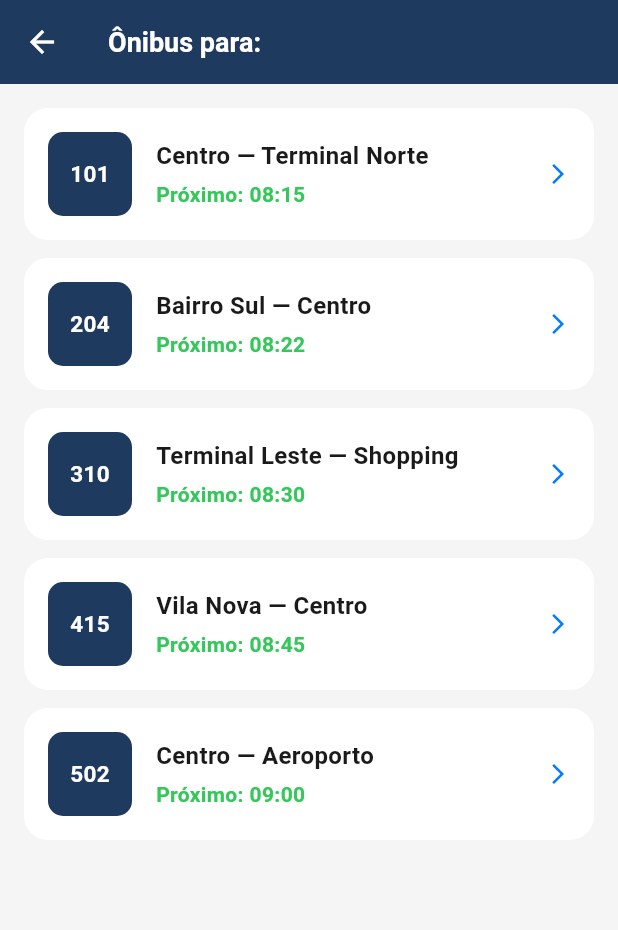
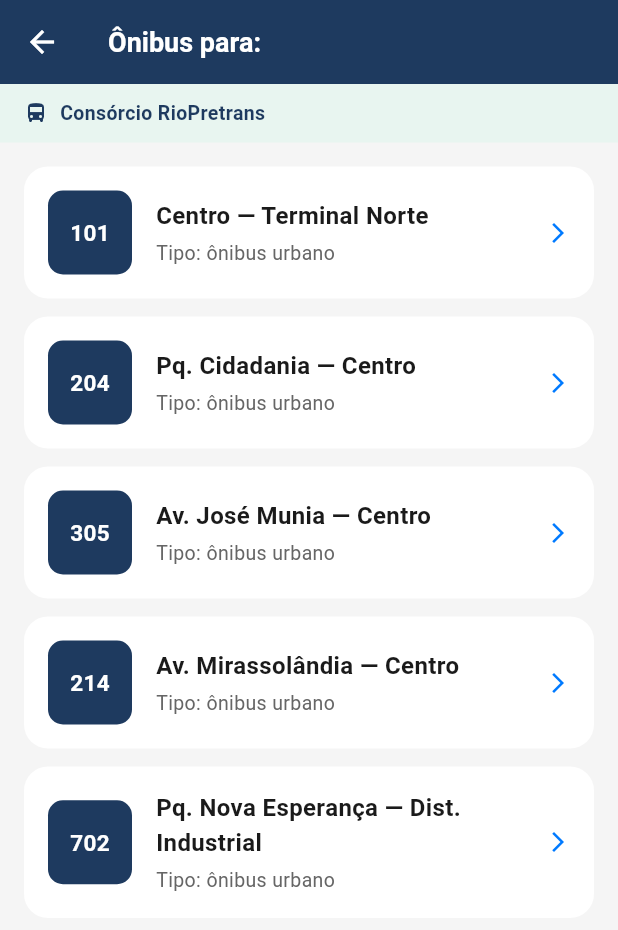
Before and after one commit to agaitecnology/vodibus-app, a Flutter app: the ResultadosScreen screen opened directly with empty values, on a phone screen of 412 x 824 dp. Shown: the top 930 px of the screen. Run offline on Flutter 3.47's test engine with Material 3 defaults, Android fonts, the phone set to English and light mode, and no system bars; our stand-ins replace geocoding, geolocator.

Commit message:
feat: TransitService GTFS conectado à tela de resultados

```diff
--- a/03_desenvolvimento/vodibus_app/lib/screens/resultados_screen.dart
+++ b/03_desenvolvimento/vodibus_app/lib/screens/resultados_screen.dart
@@ -1,21 +1,42 @@
 import 'package:flutter/material.dart';
 import 'package:geolocator/geolocator.dart';
 import 'package:vodibus_app/theme/app_colors.dart';
+import 'package:vodibus_app/models/route.dart' as transit;
+import 'package:vodibus_app/services/transit_service.dart';
 import 'detalhe_screen.dart';
 
-class ResultadosScreen extends StatelessWidget {
+class ResultadosScreen extends StatefulWidget {
   final String destino;
   final Position? posicao;
 
   const ResultadosScreen({super.key, required this.destino, this.posicao});
 
-  final List<Map<String, String>> _linhas = const [
-    {'numero': '101', 'nome': 'Centro — Terminal Norte', 'horario': '08:15'},
-    {'numero': '204', 'nome': 'Bairro Sul — Centro', 'horario': '08:22'},
-    {'numero': '310', 'nome': 'Terminal Leste — Shopping', 'horario': '08:30'},
-    {'numero': '415', 'nome': 'Vila Nova — Centro', 'horario': '08:45'},
-    {'numero': '502', 'nome': 'Centro — Aeroporto', 'horario': '09:00'},
-  ];
+  @override
+  State<ResultadosScreen> createState() => _ResultadosScreenState();
+}
+
+class _ResultadosScreenState extends State<ResultadosScreen> {
+  List<transit.Route> _linhas = [];
+  bool _carregando = true;
+
+  @override
+  void initState() {
+    super.initState();
+    _buscarLinhas();
+  }
+
+  Future<void> _buscarLinhas() async {
+    final linhas = await TransitService.buscarLinhas(widget.destino);
+    final todas = linhas.isEmpty
+        ? await TransitService.listarTodasLinhas()
+        : linhas;
+
+    if (!mounted) return;
+    setState(() {
+      _linhas = todas;
+      _carregando = false;
+    });
+  }
 
   @override
   Widget build(BuildContext context) {
@@ -24,7 +45,7 @@ class ResultadosScreen extends StatelessWidget {
       appBar: AppBar(
         backgroundColor: AppColors.azulEscuro,
         title: Text(
-          'Ônibus para: $destino',
+          'Ônibus para: ${widget.destino}',
           style: const TextStyle(
             color: AppColors.branco,
             fontSize: 18,
@@ -35,8 +56,7 @@ class ResultadosScreen extends StatelessWidget {
       ),
       body: Column(
         children: [
-          // Indicador GPS
-          if (posicao != null)
+          // Indicador operadora
           Container(
             width: double.infinity,
             padding: const EdgeInsets.symmetric(horizontal: 16, vertical: 10),
@@ -44,14 +64,29 @@ class ResultadosScreen extends StatelessWidget {
             child: Row(
               children: [
                 const Icon(
-                    Icons.location_on,
+                  Icons.directions_bus,
                   color: AppColors.azulEscuro,
                   size: 16,
                 ),
                 const SizedBox(width: 8),
                 Text(
-                    'Lat: ${posicao!.latitude.toStringAsFixed(4)}, '
-                    'Lng: ${posicao!.longitude.toStringAsFixed(4)}',
+                  TransitService.operadora.agencyName,
+                  style: const TextStyle(
+                    fontSize: 13,
+                    color: AppColors.azulEscuro,
+                    fontWeight: FontWeight.w600,
+                  ),
+                ),
+                if (posicao != null) ...[
+                  const Spacer(),
+                  const Icon(
+                    Icons.location_on,
+                    color: AppColors.azulEscuro,
+                    size: 16,
+                  ),
+                  const SizedBox(width: 4),
+                  Text(
+                    'GPS ativo',
                     style: const TextStyle(
                       fontSize: 13,
                       color: AppColors.azulEscuro,
@@ -59,12 +94,29 @@ class ResultadosScreen extends StatelessWidget {
                     ),
                   ),
                 ],
+              ],
             ),
           ),
 
           // Lista de linhas
           Expanded(
-            child: ListView.builder(
+            child: _carregando
+                ? const Center(
+                    child: CircularProgressIndicator(
+                      color: AppColors.azulMedio,
+                    ),
+                  )
+                : _linhas.isEmpty
+                ? const Center(
+                    child: Text(
+                      'Nenhuma linha encontrada',
+                      style: TextStyle(
+                        fontSize: 16,
+                        color: AppColors.cinzaTexto,
+                      ),
+                    ),
+                  )
+                : ListView.builder(
                     padding: const EdgeInsets.all(16),
                     itemCount: _linhas.length,
                     itemBuilder: (context, index) {
@@ -75,8 +127,8 @@ class ResultadosScreen extends StatelessWidget {
                             context,
                             MaterialPageRoute(
                               builder: (_) => DetalheScreen(
-                          numero: linha['numero']!,
-                          nome: linha['nome']!,
+                                numero: linha.routeShortName,
+                                nome: linha.routeLongName,
                               ),
                             ),
                           );
@@ -99,7 +151,7 @@ class ResultadosScreen extends StatelessWidget {
                                 ),
                                 child: Center(
                                   child: Text(
-                              linha['numero']!,
+                                    linha.routeShortName,
                                     style: const TextStyle(
                                       color: AppColors.branco,
                                       fontWeight: FontWeight.bold,
@@ -114,7 +166,7 @@ class ResultadosScreen extends StatelessWidget {
                                   crossAxisAlignment: CrossAxisAlignment.start,
                                   children: [
                                     Text(
-                                linha['nome']!,
+                                      linha.routeLongName,
                                       style: const TextStyle(
                                         fontSize: 16,
                                         fontWeight: FontWeight.w600,
@@ -123,11 +175,10 @@ class ResultadosScreen extends StatelessWidget {
                                     ),
                                     const SizedBox(height: 4),
                                     Text(
-                                'Próximo: ${linha['horario']}',
+                                      'Tipo: ônibus urbano',
                                       style: const TextStyle(
-                                  fontSize: 14,
-                                  color: AppColors.verde,
-                                  fontWeight: FontWeight.w600,
+                                        fontSize: 13,
+                                        color: AppColors.cinzaTexto,
                                       ),
                                     ),
                                   ],
@@ -149,4 +200,6 @@ class ResultadosScreen extends StatelessWidget {
       ),
     );
   }
+
+  Position? get posicao => widget.posicao;
 }
```
Lines whose indentation alone changed are shown as unchanged.
